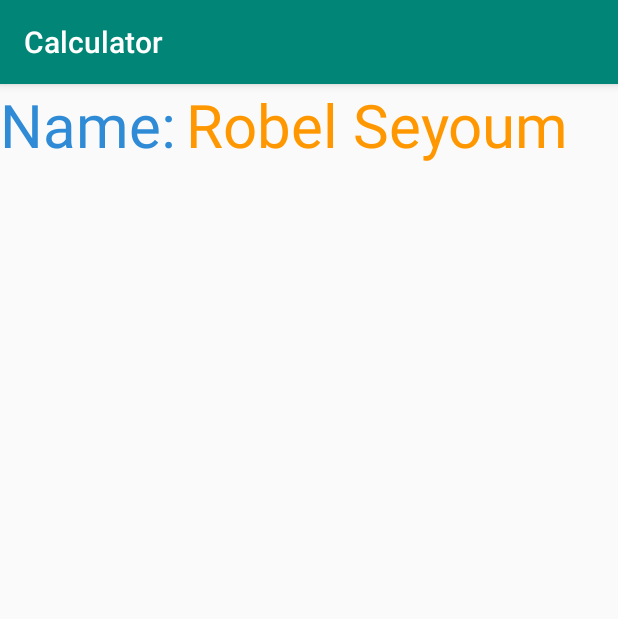
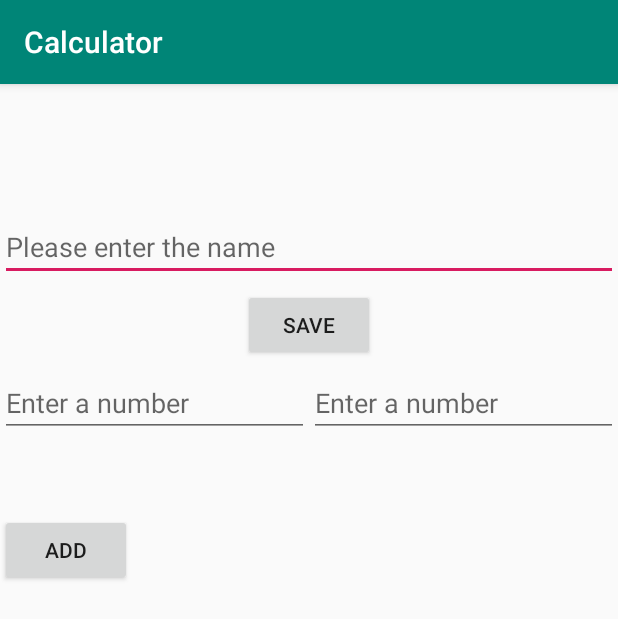
Before and after one commit to robelseyoum/calculater_Java_Kotlin, an Android app: the screen it shows after launch (MainActivity before the commit, MainJavaActivity after it), on a phone screen of 412 x 824 dp. Shown: the top 619 px of the screen. Run offline under Robolectric (Android 15) with nearby library versions, the phone set to English and light mode, and no system bars.

Commit message:
Implemented add functionality

```diff
--- a/app/src/main/AndroidManifest.xml
+++ b/app/src/main/AndroidManifest.xml
@@ -11,11 +11,21 @@
             android:theme="@style/AppTheme">
 
         <activity android:name=".MainActivity">
+
+
+
+        </activity>
+
+
+        <activity android:name=".MainJavaActivity">
+
             <intent-filter>
                 <action android:name="android.intent.action.MAIN"/>
 
                 <category android:name="android.intent.category.LAUNCHER"/>
             </intent-filter>
+
+
         </activity>
 
     </application>
--- a/app/src/main/java/com/robelseyoum3/calculator/MainActivity.kt
+++ b/app/src/main/java/com/robelseyoum3/calculator/MainActivity.kt
@@ -2,11 +2,32 @@ package com.robelseyoum3.calculator
 
 import androidx.appcompat.app.AppCompatActivity
 import android.os.Bundle
+import kotlinx.android.synthetic.main.activity_main.*
 
 class MainActivity : AppCompatActivity() {
 
     override fun onCreate(savedInstanceState: Bundle?) {
         super.onCreate(savedInstanceState)
         setContentView(R.layout.activity_main)
+
+        btn_save.setOnClickListener {
+            tv_user_name.text = "Hello " + et_name.text.toString()
+        }
+//
+//        String numOne = etNumberOne.getText().toString();
+//        String numTwo = etNumberTwo.getText().toString();
+//
+//        int a = Integer.parseInt(numOne);
+//        int b = Integer.parseInt(numTwo);
+//
+//        int result = a + b;
+//        tvResult.setText(Integer.toString(result));
+
+
+
+        btn_add.setOnClickListener {
+            //tv_result.text = et_number_one.text.toString().toInt() + et_number_two.text.toString().toInt()
+        }
+
     }
 }
--- /dev/null
+++ b/app/src/main/java/com/robelseyoum3/calculator/MainJavaActivity.java
@@ -0,0 +1,55 @@
+package com.robelseyoum3.calculator;
+
+import android.os.Bundle;
+import android.view.View;
+import android.widget.Button;
+import android.widget.EditText;
+import android.widget.TextView;
+import androidx.annotation.Nullable;
+import androidx.appcompat.app.AppCompatActivity;
+
+public class MainJavaActivity extends AppCompatActivity {
+
+    @Override
+    protected void onCreate(@Nullable Bundle savedInstanceState) {
+        super.onCreate(savedInstanceState);
+        setContentView(R.layout.activity_main);
+
+        Button btnSave = findViewById(R.id.btn_save);
+        final EditText etName = findViewById(R.id.et_name);
+        final TextView tvName = findViewById(R.id.tv_user_name);
+
+
+        final EditText etNumberOne = findViewById(R.id.et_number_one);
+        final EditText etNumberTwo = findViewById(R.id.et_number_two);
+
+        Button btnAdd = findViewById(R.id.btn_add);
+        final TextView tvResult = findViewById(R.id.tv_result);
+
+        btnSave.setOnClickListener(new View.OnClickListener() {
+            @Override
+            public void onClick(View view) {
+                String name = etName.getText().toString();
+                tvName.setText("Hello "+name);
+            }
+        });
+
+        btnAdd.setOnClickListener(new View.OnClickListener() {
+            @Override
+            public void onClick(View view) {
+
+                String numOne = etNumberOne.getText().toString();
+                String numTwo = etNumberTwo.getText().toString();
+
+                int a = Integer.parseInt(numOne);
+                int b = Integer.parseInt(numTwo);
+
+                int result = a + b;
+                tvResult.setText(Integer.toString(result));
+
+            }
+        });
+
+    }
+
+}
--- a/app/src/main/res/layout/activity_main.xml
+++ b/app/src/main/res/layout/activity_main.xml
@@ -1,7 +1,7 @@
 <?xml version="1.0" encoding="utf-8"?>
 
-<LinearLayout xmlns:android="http://schemas.android.com/apk/res/android"
-              android:orientation="horizontal"
+<LinearLayout xmlns:android="http://schemas.android.com/apk/res/android" xmlns:tools="http://schemas.android.com/tools"
+              android:orientation="vertical"
               android:layout_width="match_parent"
               android:layout_height="wrap_content">
 
@@ -19,15 +19,15 @@
 
 
         <TextView
-                android:layout_width="20dp"
-                android:layout_weight="1"
+                android:layout_width="match_parent"
                 android:layout_height="wrap_content"
                 android:id="@+id/tv_user_name"
-                android:text="@string/label_name"
+                tools:text="@string/label_name"
                 android:textColor="@color/labelColor"
-                android:textSize="40sp"
+                android:textSize="60sp"
         />
 
+    <!--
         <TextView
                 android:layout_width="80dp"
                 android:layout_weight="2"
@@ -38,5 +38,71 @@
                 android:textSize="40sp"
         />
 
+     -->
+
+
+    <EditText
+            android:layout_width="match_parent"
+            android:layout_height="wrap_content"
+            android:id="@+id/et_name"
+            android:hint="@string/hint_name"
+            android:layout_marginTop="@dimen/home_margin_top"
+            android:inputType="text"
+    />
+
+    <Button
+            android:layout_width="wrap_content"
+            android:layout_height="wrap_content"
+            android:id="@+id/btn_save"
+            android:text="@string/leb_save"
+            android:layout_marginTop="@dimen/home_margin_top"
+            android:layout_gravity="center_horizontal"
+    />
+
+    <LinearLayout
+            android:layout_width="match_parent"
+            android:layout_height="wrap_content"
+            android:weightSum="2"
+            android:layout_marginTop="@dimen/home_margin_top"
+    >
+
+            <EditText
+                    android:layout_width="wrap_content"
+                    android:layout_height="wrap_content"
+                    android:id="@+id/et_number_one"
+                    android:hint="Enter a number"
+                    android:inputType="number"
+                    android:layout_weight="1"
+            />
+
+            <EditText
+                    android:layout_width="wrap_content"
+                    android:layout_height="wrap_content"
+                    android:id="@+id/et_number_two"
+                    android:hint="Enter a number"
+                    android:inputType="number"
+                    android:layout_weight="1"
+
+            />
+
+    </LinearLayout>
+
+    <TextView
+            android:layout_width="wrap_content"
+            android:layout_height="wrap_content"
+            android:id="@+id/tv_result"
+            tools:text="Result"
+            android:textSize="30sp"
+            android:layout_marginTop="@dimen/home_margin_top"
+    />
+
+    <Button
+            android:layout_width="wrap_content"
+            android:layout_height="wrap_content"
+            android:layout_marginTop="@dimen/home_margin_top"
+            android:id="@+id/btn_add"
+            android:text="Add"
+    />
+
 
 </LinearLayout>
--- /dev/null
+++ b/app/src/main/res/values/dimens.xml
@@ -0,0 +1,4 @@
+<?xml version="1.0" encoding="utf-8"?>
+<resources>
+    <dimen name="home_margin_top">5dp</dimen>
+</resources>
--- a/app/src/main/res/values/strings.xml
+++ b/app/src/main/res/values/strings.xml
@@ -1,6 +1,8 @@
 <resources>
     <string name="app_name">Calculator</string>
     <string name="label_name"> Name:</string>
-    <string name="dev_name">Robel Seyoum</string>
+    <!-- <string name="dev_name">Robel Seyoum</string> -->
+    <string name="hint_name">Please enter the name</string>
+    <string name="leb_save">Save</string>
 
 </resources>
```
